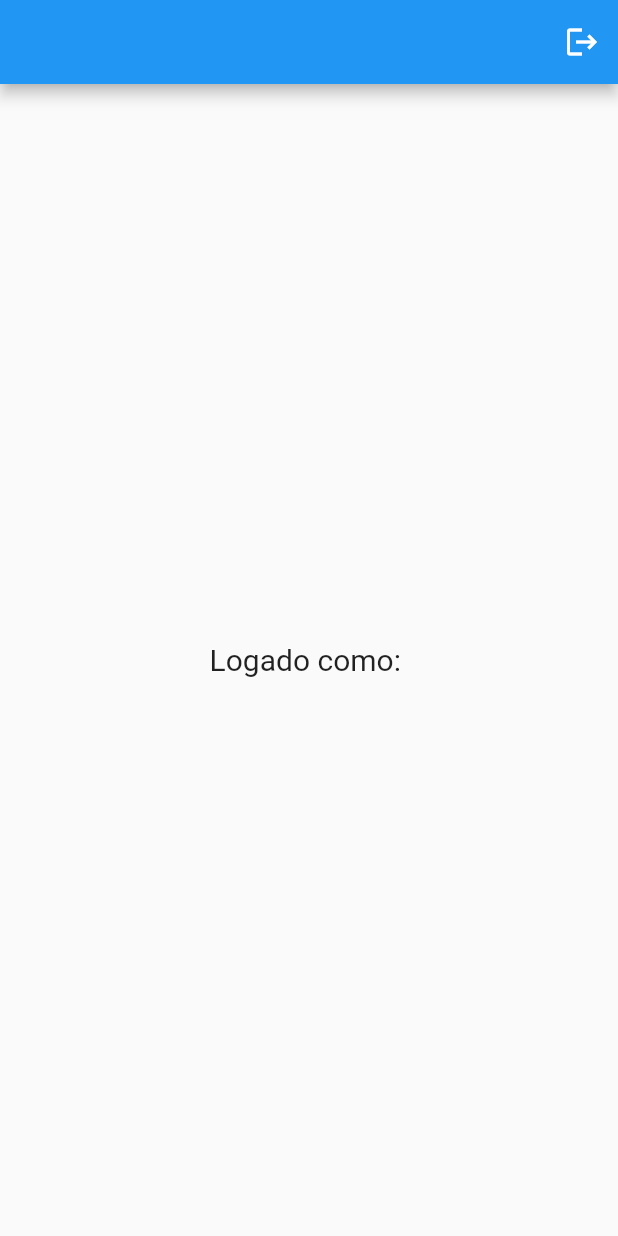
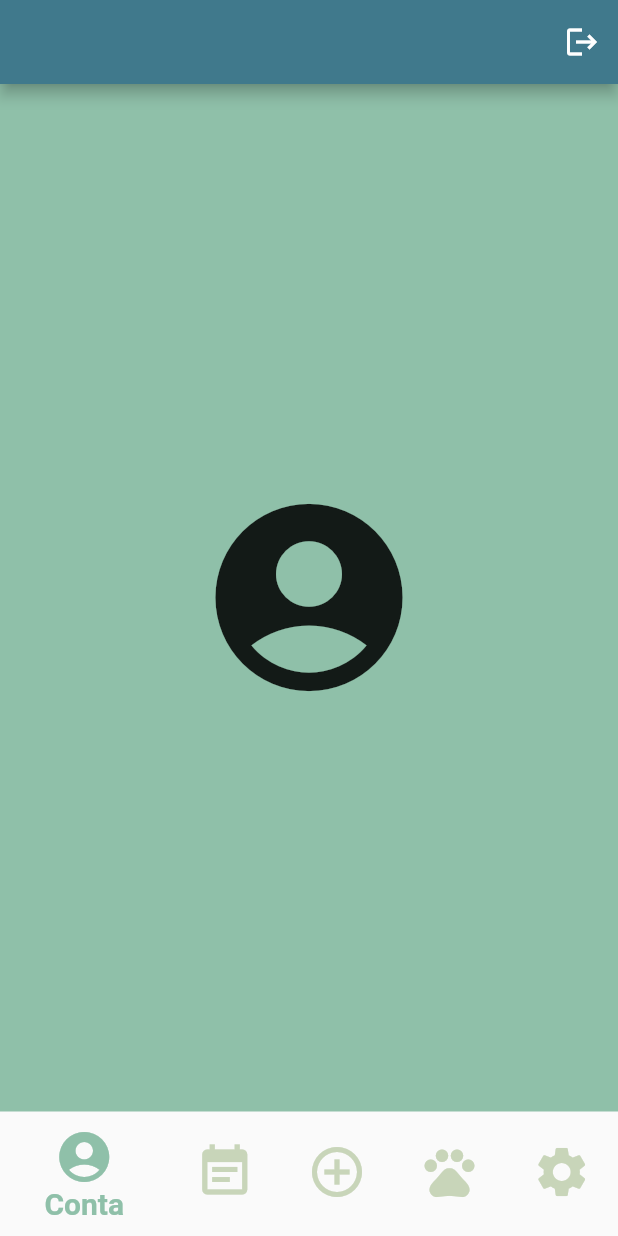
Before and after one commit to fabim1992/DinoDiary, a Flutter app: the screen it shows once a user with an empty profile is signed in, after a tap on the "logout" icon, on a phone screen of 412 x 824 dp. Run offline on Flutter 3.47's test engine with Material 2 defaults, Android fonts, the phone set to English and light mode, and no system bars; our stand-ins replace firebase_auth, firebase_core, google_nav_bar, google_sign_in; accounts and stored records are empty.

Commit message:
Update home_page.dart

```diff
--- a/lib/pages/home_page.dart
+++ b/lib/pages/home_page.dart
@@ -1,10 +1,51 @@
 import 'package:firebase_auth/firebase_auth.dart';
 import 'package:flutter/material.dart';
+//import './calendar_page.dart';
+import 'package:dino_diary/services/auth_service.dart';
+import 'package:dino_diary/widgets/login_with.dart';
+import 'package:dino_diary/widgets/my_button.dart';
+import 'package:firebase_auth/firebase_auth.dart';
 
-class HomePage extends StatelessWidget {
-  HomePage({super.key});
+final User user = FirebaseAuth.instance.currentUser!;
 
-  final user = FirebaseAuth.instance.currentUser!;
+class HomePage extends StatefulWidget {
+  HomePage({Key? key}) : super(key: key);
+
+  @override
+  _HomePageState createState() => _HomePageState();
+}
+
+class _HomePageState extends State<HomePage> {
+  int _selectedIndex = 0;
+
+  static const List<Widget> _pages = <Widget>[
+    Center(
+      child: Icon(
+        Icons.account_circle,
+        size: 150,
+      ),
+    ),
+    CalendarPage(),
+    Center(
+      child: Icon(
+        Icons.add_circle_outline,
+        size: 150,
+      ),
+    ),
+    Center(
+      child: Icon(
+        Icons.pets,
+        size: 150,
+      ),
+    ),
+    ConfigPage(),
+  ];
+
+  void _onItemTapped(int index) {
+    setState(() {
+      _selectedIndex = index;
+    });
+  }
 
   // sign user out
   void signUserOut() {
@@ -14,14 +55,164 @@ class HomePage extends StatelessWidget {
   @override
   Widget build(BuildContext context) {
     return Scaffold(
-      appBar: AppBar(actions: [
-        IconButton(onPressed: signUserOut, icon: Icon(Icons.logout))
+      backgroundColor: Color(0xFF8FC0A9),
+      appBar: AppBar(backgroundColor: Color(0xFF40798C), actions: [
+        IconButton(onPressed: signUserOut, icon: Icon(Icons.logout)),
       ]),
-      body: Center(
-          child: Text(
-        "Logado como: " + user.email!,
-        style: TextStyle(fontSize: 20),
-      )),
+      body: IndexedStack(
+        index: _selectedIndex,
+        children: _pages,
+      ),
+      bottomNavigationBar: BottomNavigationBar(
+        type: BottomNavigationBarType.shifting,
+        backgroundColor: Color(0xFFFAF3DD),
+        elevation: 0,
+        selectedFontSize: 20,
+        unselectedIconTheme: IconThemeData(color: Color(0xFFC8D5B9)),
+        selectedIconTheme: IconThemeData(color: Color(0xFF8FC0A9), size: 40),
+        selectedItemColor: const Color(0xFF8FC0A9),
+        selectedLabelStyle: TextStyle(fontWeight: FontWeight.bold),
+        iconSize: 40,
+        items: const <BottomNavigationBarItem>[
+          BottomNavigationBarItem(
+            icon: Icon(Icons.account_circle),
+            label: 'Conta',
+          ),
+          BottomNavigationBarItem(
+            icon: Icon(Icons.event_note),
+            label: 'Histórico',
+          ),
+          BottomNavigationBarItem(
+            icon: Icon(Icons.add_circle_outline),
+            label: 'Diário',
+          ),
+          BottomNavigationBarItem(
+            icon: Icon(Icons.pets),
+            label: 'Dino',
+          ),
+          BottomNavigationBarItem(
+            icon: Icon(Icons.settings),
+            label: 'Config',
+          ),
+        ],
+        currentIndex: _selectedIndex,
+        onTap: _onItemTapped,
+      ),
     );
   }
 }
+
+/////////////////////////ABAS
+///mover cada aba para um arquivo separado depois
+
+//CALENDARIO
+
+class CalendarPage extends StatefulWidget {
+  const CalendarPage({super.key});
+
+  @override
+  State<CalendarPage> createState() => _CalendarState();
+}
+
+class _CalendarState extends State<CalendarPage> {
+  @override
+  Widget build(BuildContext context) {
+    return const Center(
+      child: Text(
+        'TESTANDO',
+        style: TextStyle(fontSize: 50),
+      ),
+    );
+  }
+}
+
+//CONFIG
+
+class ConfigPage extends StatefulWidget {
+  const ConfigPage({super.key});
+
+  @override
+  State<ConfigPage> createState() => _ConfigState();
+}
+
+class _ConfigState extends State<ConfigPage> {
+  @override
+  Widget build(BuildContext context) {
+    return Scaffold(
+      backgroundColor: Color(0xFF8FC0A9),
+      body: SafeArea(
+        child: Center(
+          child: ListView(
+            children: [
+              const SizedBox(height: 25),
+
+              MyButton(
+                text: 'Alterar Email',
+                onTap: () {},
+              ),
+
+              const SizedBox(height: 25),
+
+              MyButton(
+                text: 'Alterar Senha',
+                onTap: () {},
+              ),
+
+              const SizedBox(height: 25),
+
+              //mudar cores do app
+              MyButton(
+                text: 'Alterar Cores',
+                onTap: () {
+
+                },
+              ),
+
+              const SizedBox(height: 80),
+
+              MyButton(
+                text: '! DELETAR CONTA !',
+                onTap: () async {
+                  showDialog<void>(
+                    context: context,
+                    barrierDismissible: false, // user must tap button!
+                    builder: (BuildContext context) {
+                      return AlertDialog(
+                        backgroundColor: Color(0xFF9CE37D),
+                        title: const Text('Confirmar',style: const TextStyle(color: Colors.white),),
+                        content: const SingleChildScrollView(
+                          child: Column(
+                            children: <Widget>[
+                              Text('! Esta ação é irreversível !',style: const TextStyle(color: Colors.white),),
+                              Text('Quer mesmo deletar sua conta?',style: const TextStyle(color: Colors.white),),
+                            ],
+                          ),
+                        ),
+                        actions: <Widget>[
+                          TextButton(
+                            child: const Text('Confirm',style: const TextStyle(color: Colors.white),),
+                            onPressed: () async {
+                              await user.delete();
+                              FirebaseAuth.instance.signOut();
+                              Navigator.of(context).pop();
+                            },
+                          ),
+                          TextButton(
+                            child: const Text('Cancel', style: const TextStyle(color: Colors.white),),
+                            onPressed: () {
+                              Navigator.of(context).pop();
+                            },
+                          ),
+                        ],
+                      );
+                    },
+                  );
+                },
+              ),
+            ],
+          ),
+        ),
+      ),
+    );
+  }
+}
```
